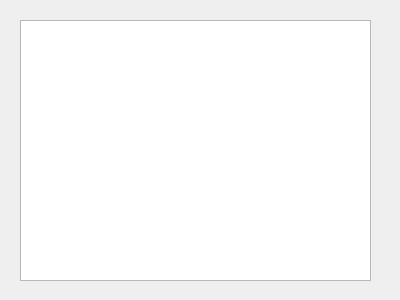
Before: the Qt Designer form src/PacManQt/mainwindow.ui in przemekBielak/PacMan-online, drawn with Qt 5.
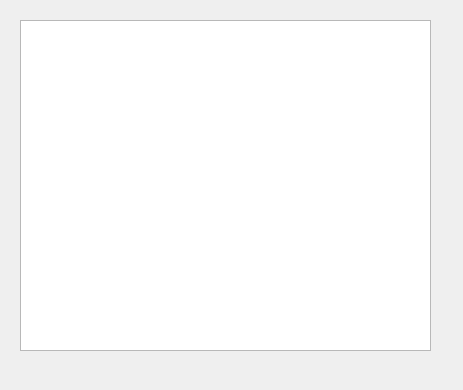
After: the same form once the commit is applied.

The edit to the form file:
```diff
--- a/src/PacManQt/mainwindow.ui
+++ b/src/PacManQt/mainwindow.ui
@@ -6,8 +6,8 @@
    <rect>
     <x>0</x>
     <y>0</y>
-    <width>400</width>
-    <height>300</height>
+    <width>463</width>
+    <height>390</height>
    </rect>
   </property>
   <property name="windowTitle">
@@ -19,8 +19,8 @@
      <rect>
       <x>20</x>
       <y>20</y>
-      <width>351</width>
-      <height>261</height>
+      <width>411</width>
+      <height>331</height>
      </rect>
     </property>
    </widget>
```
